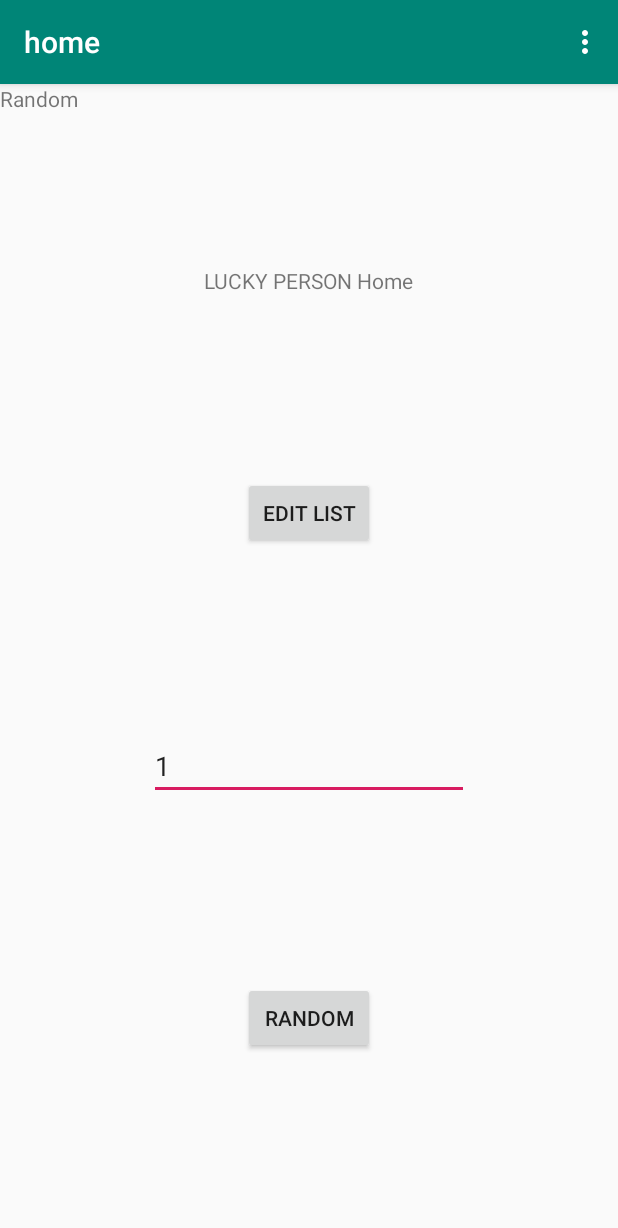
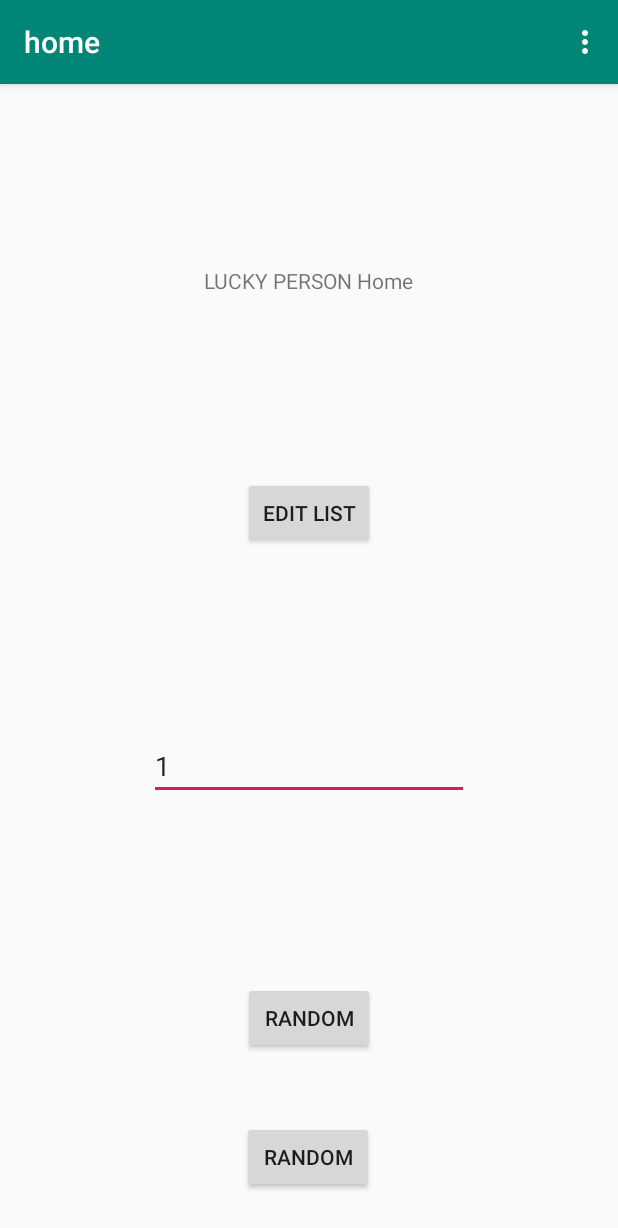
Before and after one commit to tee29909/finalPhon2, an Android app: the fragment random placed in its activity, on a phone screen of 412 x 824 dp. Shown: the top 1228 px of the screen. Run offline under Robolectric (Android 15) with nearby library versions, the phone set to English and light mode, and no system bars; our stand-ins replace Timber, data binding, navigation-ui; 3 statements that could not run were skipped.

Commit message:
add porson

```diff
--- a/app/src/main/java/buu/informatics/s59160102/luckyperson/Database/ListName.kt
+++ b/app/src/main/java/buu/informatics/s59160102/luckyperson/Database/ListName.kt
@@ -7,7 +7,7 @@ import androidx.room.PrimaryKey
 @Entity(tableName = "person")
 data class ListName(
     @PrimaryKey(autoGenerate = true)
-    var id: Int = 0,
+    var id: Long = 0L,
     @ColumnInfo(name = "name")
     var name: String="",
     @ColumnInfo(name = "sername")
--- a/app/src/main/java/buu/informatics/s59160102/luckyperson/Database/editDatabase.kt
+++ b/app/src/main/java/buu/informatics/s59160102/luckyperson/Database/editDatabase.kt
@@ -7,7 +7,9 @@ import androidx.room.RoomDatabase
 @Database(entities = [ListName::class], version = 1, exportSchema = false)
 abstract class editDatabase : RoomDatabase() {
     abstract val editDao: editDao
+    companion object {
         @Volatile
+
         private var INSTANCE: editDatabase? = null
 
         fun getInstance(context: Context): editDatabase {
@@ -27,6 +29,7 @@ abstract class editDatabase : RoomDatabase() {
                 return instance
             }
         }
+    }
 
 
 }
--- /dev/null
+++ b/app/src/main/java/buu/informatics/s59160102/luckyperson/ListPersonAdapter.kt
@@ -0,0 +1 @@
+package buu.informatics.s59160102.luckyperson
--- a/app/src/main/java/buu/informatics/s59160102/luckyperson/ViewModelAdd.kt
+++ b/app/src/main/java/buu/informatics/s59160102/luckyperson/ViewModelAdd.kt
@@ -50,12 +50,12 @@ class ViewModelAdd (
 
 
 
+    private val _navigateToInventory = MutableLiveData<Boolean>()
+    val navigateToInventory: LiveData<Boolean>
+        get() = _navigateToInventory
 
 
 
-    private val _navigateToInventory = MutableLiveData<Boolean>()
-    val navigateToInventory: LiveData<Boolean>
-        get() = _navigateToInventory
     fun onSetValue(nameState:String, sernameState:String){
         _name.value = nameState
         _sername.value = sernameState
--- /dev/null
+++ b/app/src/main/java/buu/informatics/s59160102/luckyperson/ViewModelRandom.kt
@@ -0,0 +1 @@
+package buu.informatics.s59160102.luckyperson
--- /dev/null
+++ b/app/src/main/java/buu/informatics/s59160102/luckyperson/ViewModelRandomFactory.kt
@@ -0,0 +1 @@
+package buu.informatics.s59160102.luckyperson
--- a/app/src/main/res/layout/fragment_random.xml
+++ b/app/src/main/res/layout/fragment_random.xml
@@ -9,16 +9,19 @@
         tools:context=".random">
 
         <!-- TODO: Update blank fragment layout -->
-        <TextView
-            android:id="@+id/textView4"
-            android:layout_width="0dp"
-            android:layout_height="0dp"
-            android:text="Random"
+
+
+        <Button
+            android:id="@+id/button"
+            android:layout_width="wrap_content"
+            android:layout_height="wrap_content"
+            android:text="@string/RanomButton"
             app:layout_constraintBottom_toBottomOf="parent"
             app:layout_constraintEnd_toEndOf="parent"
+            app:layout_constraintHorizontal_bias="0.498"
             app:layout_constraintStart_toStartOf="parent"
-            app:layout_constraintTop_toTopOf="parent" />
-
+            app:layout_constraintTop_toTopOf="parent"
+            app:layout_constraintVertical_bias="0.96" />
     </androidx.constraintlayout.widget.ConstraintLayout>
 
 </layout>
--- a/app/src/main/res/values/strings.xml
+++ b/app/src/main/res/values/strings.xml
@@ -9,5 +9,6 @@
     <string name="Add" >Add</string>
     <string name="Sername" >Sername</string>
     <string name="Name" >Name</string>
+    <string name="RanomButton">Random</string>
 
 </resources>
```
Also changed, not shown: app/src/main/java/buu/informatics/s59160102/luckyperson/add.kt (+38 -1 lines), app/src/main/java/buu/informatics/s59160102/luckyperson/edit.kt (+28 -1 lines), app/src/main/res/layout/fragment_add.xml (+8 -2 lines), app/src/main/res/layout/fragment_edit.xml (+20 -0 lines). Lines whose indentation alone changed are shown as unchanged.
